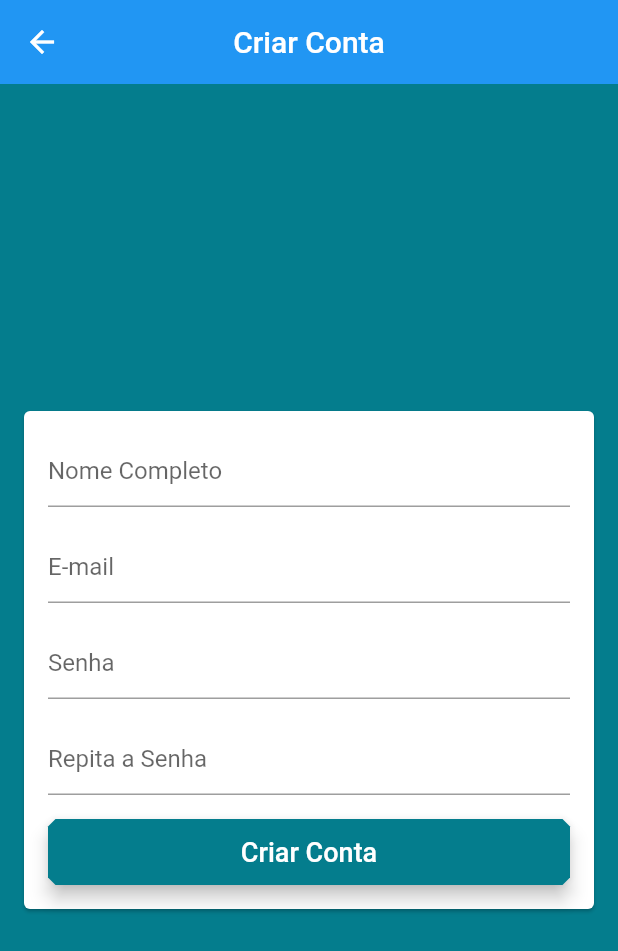
After one commit to eskokado/loja_virtual_pro, a Flutter app: the screen it shows after launch, after a tap on "CRIAR CONTA", on a phone screen of 412 x 824 dp. The commit adds this screen. Shown: the top 951 px of the screen. Run offline on Flutter 3.47's test engine with Material 2 defaults, Android fonts, the phone set to English and light mode, and no system bars; our stand-ins replace firebase_auth, firebase_core; accounts and stored records are empty.

Commit message:
feat: criando a tela de cadastro

```diff
--- a/lib/main.dart
+++ b/lib/main.dart
@@ -1,10 +1,10 @@
-import 'package:firebase_auth/firebase_auth.dart';
 import 'package:firebase_core/firebase_core.dart';
 import 'package:flutter/material.dart';
 import 'package:provider/provider.dart';
 
 import 'models/user_manager.dart';
 import 'screens/base/base_screen.dart';
+import 'screens/signup/signup_screen.dart';
 
 void main() async {
   WidgetsFlutterBinding.ensureInitialized();
@@ -31,7 +31,16 @@ class MyApp extends StatelessWidget {
           appBarTheme: const AppBarTheme(elevation: 0),
           visualDensity: VisualDensity.adaptivePlatformDensity,
         ),
-        home: BaseScreen(),
+        initialRoute: '/base',
+        onGenerateRoute: (settings) {
+          switch (settings.name) {
+            case '/signup':
+              return MaterialPageRoute(builder: (_) => const SignUpScreen());
+            case '/base':
+            default:
+              return MaterialPageRoute(builder: (_) => BaseScreen());
+          }
+        },
       ),
     );
   }
--- a/lib/screens/login/login_screen.dart
+++ b/lib/screens/login/login_screen.dart
@@ -20,6 +20,20 @@ class LoginScreen extends StatelessWidget {
       appBar: AppBar(
         title: const Text('Entrar'),
         centerTitle: true,
+        actions: <Widget>[
+          ElevatedButton(
+            style: ElevatedButton.styleFrom(
+              onPrimary: Colors.white,
+            ),
+            onPressed: () {
+              Navigator.of(context).pushReplacementNamed('/signup');
+            },
+            child: const Text(
+              'CRIAR CONTA',
+              style: TextStyle(fontSize: 14),
+            ),
+          )
+        ],
       ),
       body: Center(
         child: Card(
--- /dev/null
+++ b/lib/screens/signup/signup_screen.dart
@@ -0,0 +1,74 @@
+import 'package:flutter/material.dart';
+
+class SignUpScreen extends StatelessWidget {
+  const SignUpScreen({Key? key}) : super(key: key);
+
+  @override
+  Widget build(BuildContext context) {
+    return Scaffold(
+      appBar: AppBar(
+        title: const Text('Criar Conta'),
+        centerTitle: true,
+      ),
+      body: Center(
+        child: Card(
+          margin: const EdgeInsets.symmetric(horizontal: 16),
+          child: ListView(
+            padding: const EdgeInsets.all(16),
+            shrinkWrap: true,
+            children: <Widget>[
+              TextFormField(
+                decoration: const InputDecoration(hintText: 'Nome Completo'),
+              ),
+              const SizedBox(
+                height: 16,
+              ),
+              TextFormField(
+                decoration: const InputDecoration(hintText: 'E-mail'),
+                keyboardType: TextInputType.emailAddress,
+              ),
+              const SizedBox(
+                height: 16,
+              ),
+              TextFormField(
+                decoration: const InputDecoration(hintText: 'Senha'),
+                obscureText: true,
+              ),
+              const SizedBox(
+                height: 16,
+              ),
+              TextFormField(
+                decoration: const InputDecoration(hintText: 'Repita a Senha'),
+                obscureText: true,
+              ),
+              const SizedBox(
+                height: 16,
+              ),
+              SizedBox(
+                height: 44,
+                child: ElevatedButton(
+                  style: ElevatedButton.styleFrom(
+                    primary: Theme.of(context).primaryColor,
+                    onSurface: Theme.of(context).primaryColor.withAlpha(100),
+                    onPrimary: Colors.white,
+                    elevation: 5,
+                    shape: const BeveledRectangleBorder(
+                      borderRadius: BorderRadius.all(
+                        Radius.circular(5),
+                      ),
+                    ),
+                  ),
+                  onPressed: () {},
+                  child: const Text(
+                    'Criar Conta',
+                    style: TextStyle(fontSize: 18),
+                  ),
+                ),
+              )
+            ],
+          ),
+        ),
+      ),
+    );
+  }
+}
```
